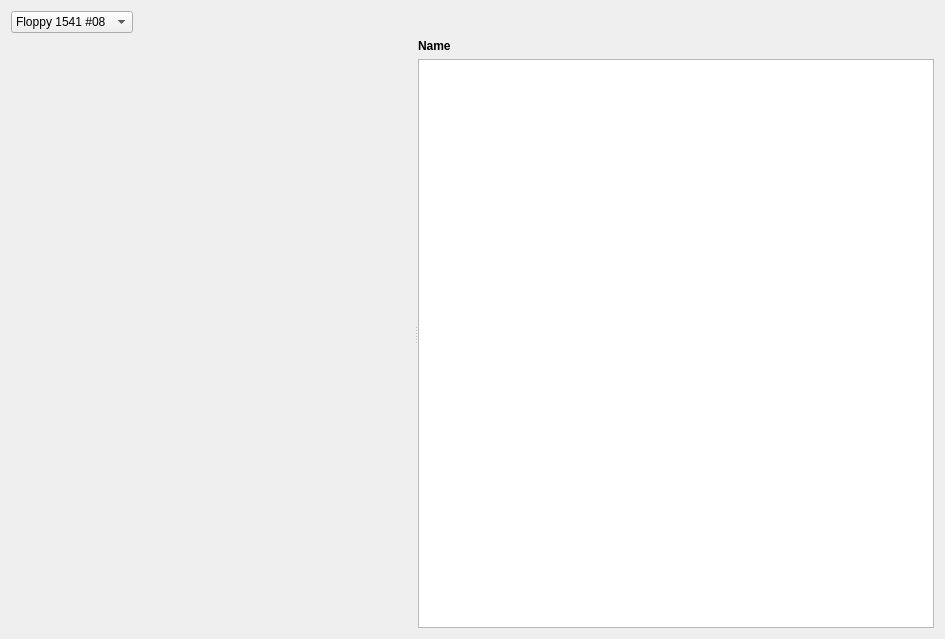
Before: the Qt Designer form floppy_window.ui in ThKattanek/emu64, drawn with Qt 5.
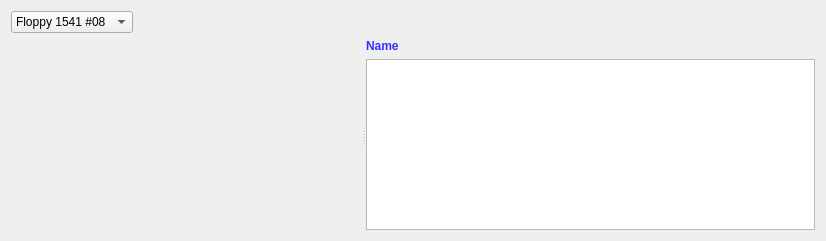
After: the same form once the commit is applied. Custom widgets are drawn as their Qt base class.

Diff of the .ui file:
```diff
--- a/floppy_window.ui
+++ b/floppy_window.ui
@@ -6,8 +6,8 @@
    <rect>
     <x>0</x>
     <y>0</y>
-    <width>945</width>
-    <height>639</height>
+    <width>826</width>
+    <height>241</height>
    </rect>
   </property>
   <property name="font">
@@ -78,7 +78,7 @@
        </size>
       </property>
      </widget>
-     <widget class="QWidget" name="">
+     <widget class="QWidget" name="layoutWidget">
       <layout class="QVBoxLayout" name="verticalLayout">
        <item>
         <layout class="QHBoxLayout" name="horizontalLayout_3">
@@ -96,6 +96,9 @@
              <bold>true</bold>
             </font>
            </property>
+           <property name="styleSheet">
+            <string notr="true">color: rgb(50, 50, 255);</string>
+           </property>
            <property name="text">
             <string>Name</string>
            </property>
@@ -120,19 +123,7 @@
         </layout>
        </item>
        <item>
-        <widget class="QTableWidget" name="D64Table">
-         <property name="minimumSize">
-          <size>
-           <width>0</width>
-           <height>0</height>
-          </size>
-         </property>
-         <property name="maximumSize">
-          <size>
-           <width>16777215</width>
-           <height>16777215</height>
-          </size>
-         </property>
+        <widget class="QTableWidget" name="D64FileTable">
          <property name="focusPolicy">
           <enum>Qt::NoFocus</enum>
          </property>
@@ -145,12 +136,6 @@
          <property name="showGrid">
           <bool>false</bool>
          </property>
-         <attribute name="horizontalHeaderVisible">
-          <bool>false</bool>
-         </attribute>
-         <attribute name="horizontalHeaderHighlightSections">
-          <bool>false</bool>
-         </attribute>
          <attribute name="verticalHeaderVisible">
           <bool>false</bool>
          </attribute>
```
Left out of the diff: 10 changed lines with no effect on the pictures.
